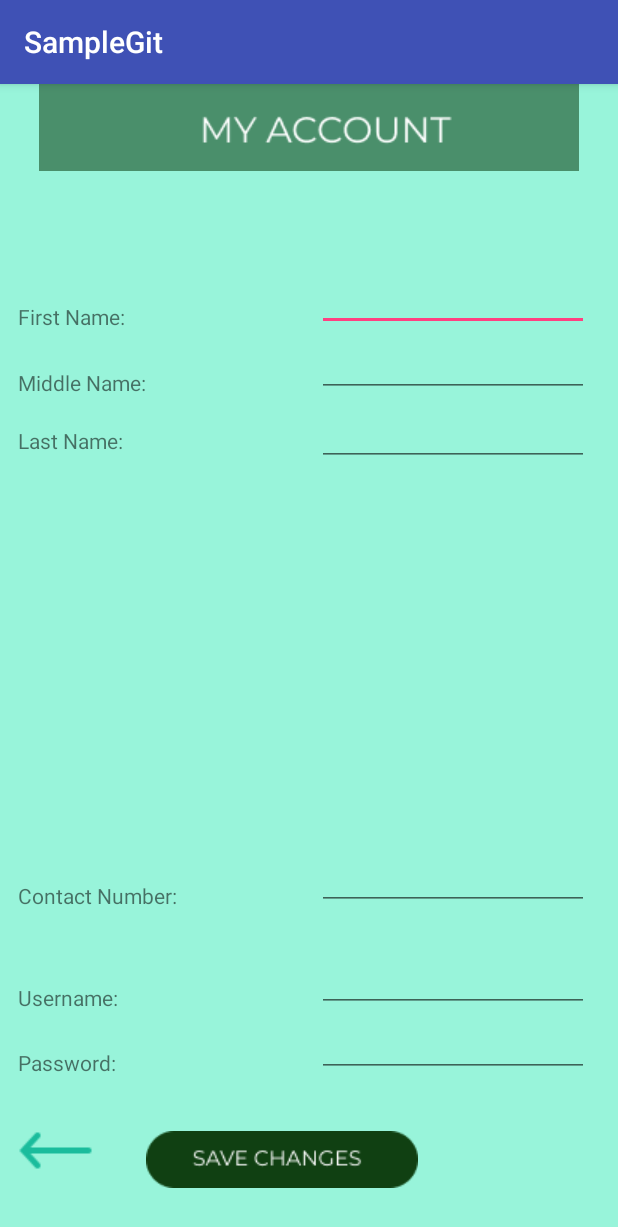
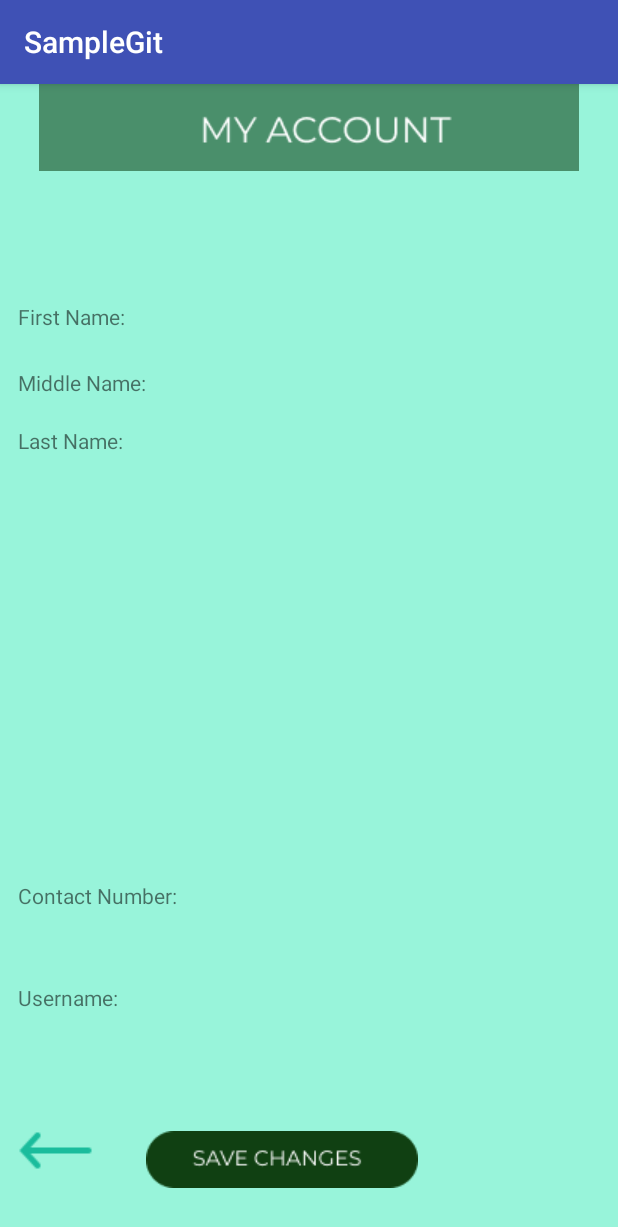
Before and after one commit to Tejanojereh/SampleGit, an Android app: the Account_TBPartner screen opened directly, with no data from a screen before it, on a phone screen of 412 x 824 dp. Shown: the top 1227 px of the screen. Run offline under Robolectric (Android 15) with nearby library versions, the phone set to English and light mode, and no system bars; 2 statements that could not run were skipped.

Commit message:
Merge branch 'master' of https://github.com/Tejanojereh/SampleGit
# Conflicts:
#	app/src/main/java/com/example/android/samplegit/MainActivity.java
#	app/src/main/java/com/example/android/samplegit/My_Schedule_Patient.java

```diff
--- a/app/src/main/java/com/example/android/samplegit/Account_TBPartner.java
+++ b/app/src/main/java/com/example/android/samplegit/Account_TBPartner.java
@@ -7,6 +7,7 @@ import android.support.v7.app.AppCompatActivity;
 import android.view.View;
 import android.widget.EditText;
 import android.widget.ImageButton;
+import android.widget.TextView;
 import android.widget.Toast;
 
 import org.apache.http.HttpResponse;
@@ -25,7 +26,7 @@ import java.util.ArrayList;
 import java.util.List;
 
 public class Account_TBPartner extends AppCompatActivity {
-    EditText fname,lname,mname,contact,uname;
+    TextView fname,lname,mname,contact,uname;
     ImageButton btn,back;
     Bundle bundle;
 
--- a/app/src/main/res/layout/activity_account_tbpartner.xml
+++ b/app/src/main/res/layout/activity_account_tbpartner.xml
@@ -26,7 +26,7 @@
         android:text="First Name:"
         android:textSize="14sp" />
 
-    <EditText
+    <TextView
         android:id="@+id/firstname"
         android:layout_width="181dp"
         android:layout_height="33dp"
@@ -46,7 +46,7 @@
         android:layout_marginTop="189dp"
         android:text="Middle Name:" />
 
-    <EditText
+    <TextView
         android:id="@+id/middlename"
         android:layout_width="181dp"
         android:layout_height="33dp"
@@ -64,7 +64,7 @@
         android:layout_marginTop="228dp"
         android:text="Last Name:" />
 
-    <EditText
+    <TextView
         android:id="@+id/lastname"
         android:layout_width="181dp"
         android:layout_height="33dp"
@@ -83,7 +83,7 @@
         android:layout_marginBottom="217dp"
         android:text="Contact Number:" />
 
-    <EditText
+    <TextView
         android:id="@+id/contactnumber"
         android:layout_width="181dp"
         android:layout_height="33dp"
@@ -101,7 +101,7 @@
         android:layout_marginBottom="149dp"
         android:text="Username:" />
 
-    <EditText
+    <TextView
         android:id="@+id/username"
         android:layout_width="181dp"
         android:layout_height="33dp"
@@ -110,23 +110,7 @@
         android:ems="10"
         android:inputType="textPersonName" />
 
-    <TextView
-        android:id="@+id/pass"
-        android:layout_width="wrap_content"
-        android:layout_height="wrap_content"
-        android:layout_alignParentBottom="true"
-        android:layout_alignStart="@+id/a1"
-        android:layout_marginBottom="106dp"
-        android:text="Password:" />
 
-    <EditText
-        android:id="@+id/password"
-        android:layout_width="181dp"
-        android:layout_height="33dp"
-        android:layout_alignBottom="@+id/pass"
-        android:layout_alignStart="@+id/firstname"
-        android:ems="10"
-        android:inputType="textPassword" />
 
     <ImageButton
         android:id="@+id/btnsave"
```
